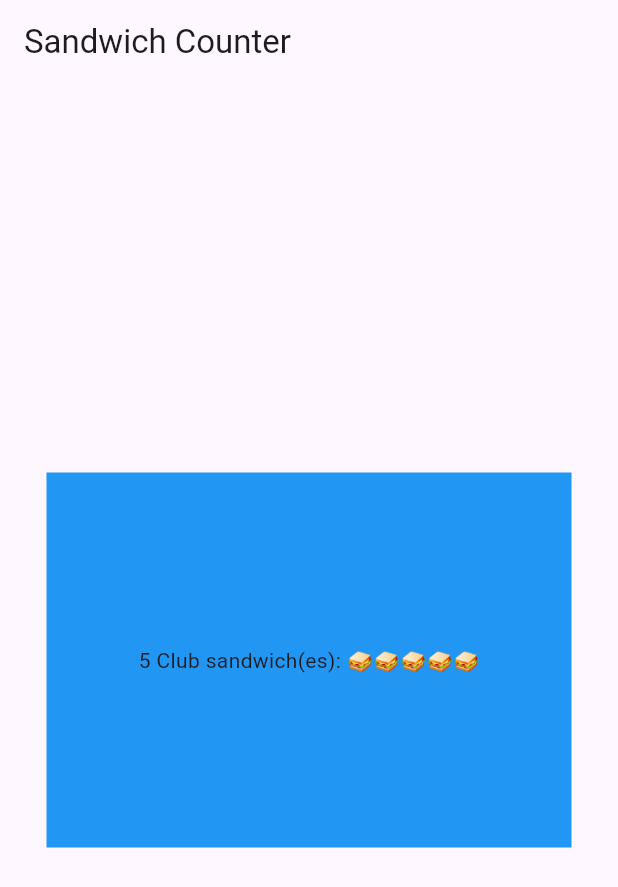
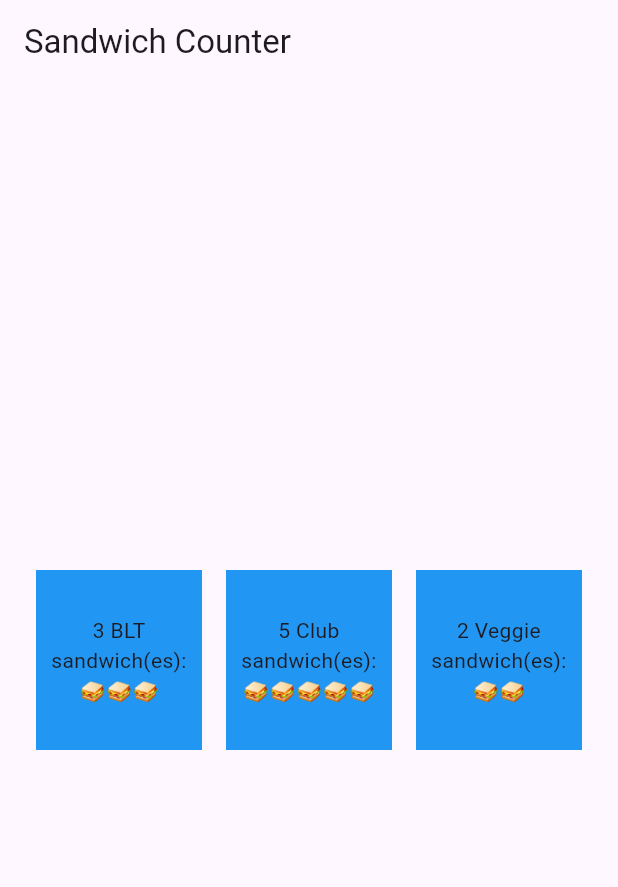
Before and after one commit to up2212102/sandwich_shop, a Flutter app: the screen it shows after launch, on a phone screen of 412 x 824 dp. Shown: the top 887 px of the screen. Run offline on Flutter 3.47's test engine with Material 3 defaults, Android fonts, the phone set to English and light mode, and no system bars.

Commit message:
Added layouts for three OrderItemDisplay widgets

```diff
--- a/lib/main.dart
+++ b/lib/main.dart
@@ -15,17 +15,64 @@ class App extends StatelessWidget { // Defines a widget named App that does not
         appBar: AppBar(
           title: const Text('Sandwich Counter'), // Displays title in top
         ),
-        body: Center(
-          child: Container(
-            width: 350,
-            height: 250,
-            color: Colors.blue,
-            alignment: Alignment.center,
-            child: const OrderItemDisplay(5, 'Club'), // Welcome on center of screen
+        body: const Center(
+          child: Padding(
+            padding: EdgeInsets.all(16.0),
+            child: Row( // A Row to display multiple OrderItemDisplays horizontally
+              children: [
+                // Box 1
+                Expanded(
+                  child: SizedBox(
+                    height: 120,
+                    child: Padding(
+                      padding: EdgeInsets.symmetric(horizontal: 8),
+                      child: ColoredBox(
+                        color: Colors.blue,
+                        child: Center(
+                          child: OrderItemDisplay(3, 'BLT'),
+                        ),
+                      ),
+                    ),
+                  ),
+                ),
+
+                // Box 2
+                Expanded(
+                  child: SizedBox(
+                    height: 120,
+                    child: Padding(
+                      padding: EdgeInsets.symmetric(horizontal: 8),
+                      child: ColoredBox(
+                        color: Colors.blue,
+                        child: Center(
+                          child: OrderItemDisplay(5, 'Club'),
+                        ),
+                      ),
+                    ),
+                  ),
+                ),
+
+                // Box 3
+                Expanded(
+                  child: SizedBox(
+                    height: 120,
+                    child: Padding(
+                      padding: EdgeInsets.symmetric(horizontal: 8),
+                      child: ColoredBox(
+                        color: Colors.blue,
+                        child: Center(
+                          child: OrderItemDisplay(2, 'Veggie'),
+                        ),
+                      ),
+                    ),
+                  ),
+                ),
+              ],
+            ),
           ),
         ),
       ),
-    ); // Returns a widget tree
+    );
   }
 }
 
@@ -37,9 +84,14 @@ class OrderItemDisplay extends StatelessWidget {
 
   @override
   Widget build(BuildContext context) {
-    return Text("$quantity $itemType sandwich(es): ${'🥪' * quantity}");
+    return Text(
+      "$quantity $itemType sandwich(es): ${'🥪' * quantity}",
+      textAlign: TextAlign.center,
+    );
   }
 }
+
+
 
 // class MyApp extends StatelessWidget {
 //   const MyApp({super.key});
```
